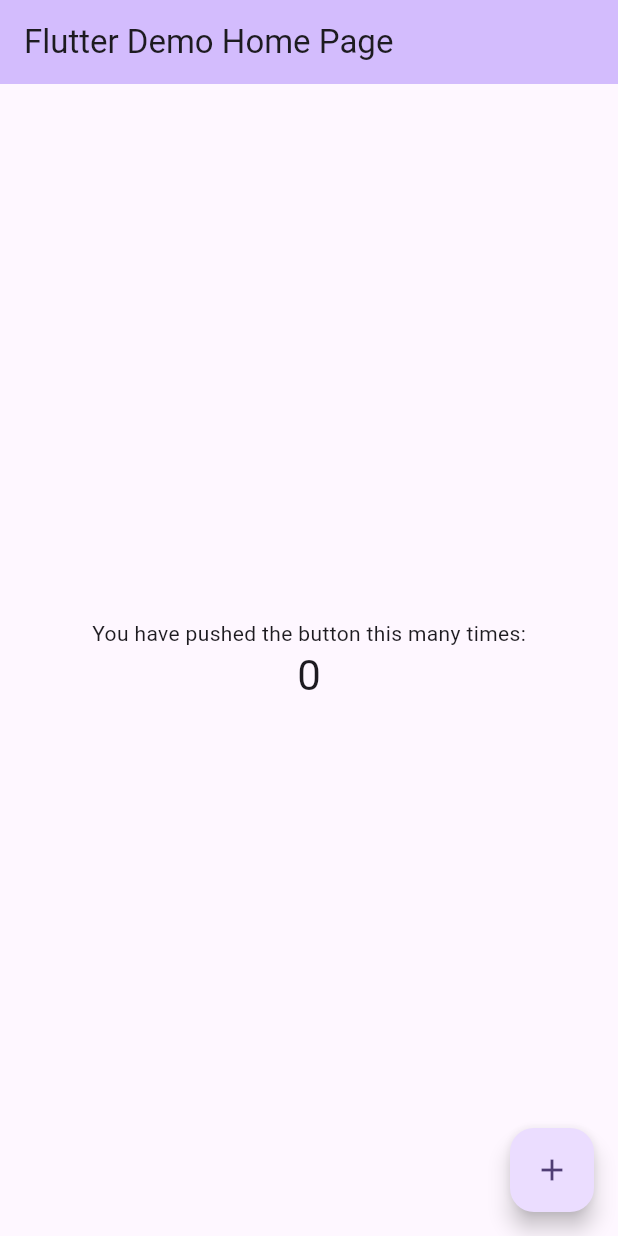
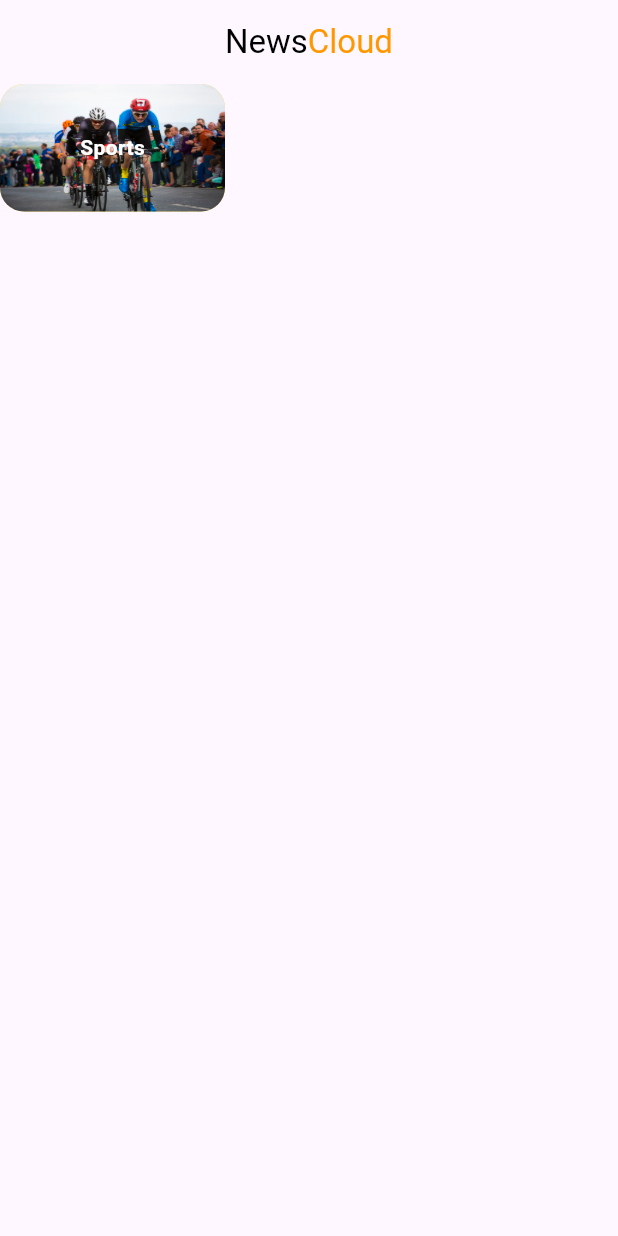
Before and after one commit to OmarKhaled00e/news_app, a Flutter app: the screen it shows after launch, on a phone screen of 412 x 824 dp. Run offline on Flutter 3.47's test engine with Material 3 defaults, Android fonts, the phone set to English and light mode, and no system bars.

Commit message:
create appbar and add categrycard

```diff
--- /dev/null
+++ b/lib/features/home/presentation/view/home_view.dart
@@ -0,0 +1,27 @@
+import 'package:flutter/material.dart';
+import 'package:news_app/features/home/presentation/view/widgets/home_view_body.dart';
+
+class HomeView extends StatelessWidget {
+  const HomeView({super.key});
+
+  @override
+  Widget build(BuildContext context) {
+    return Scaffold(
+      appBar: AppBar(
+        centerTitle: true,
+        elevation: 0,
+        backgroundColor: Colors.transparent,
+        title: Row(
+          mainAxisSize: MainAxisSize.min,
+          children: [
+            Text('News',
+            style: TextStyle(color: Colors.black),),
+            Text('Cloud',
+            style: TextStyle(color: Colors.orange),)
+          ],
+        ),
+      ),
+      body:HomeViewBody() ,
+    );
+  }
+}
--- /dev/null
+++ b/lib/features/home/presentation/view/widgets/cotegory_card.dart
@@ -0,0 +1,20 @@
+import 'package:flutter/material.dart';
+
+class CotegoryCard extends StatelessWidget {
+  const CotegoryCard({super.key});
+
+  @override
+  Widget build(BuildContext context) {
+    return Container(
+      height: 85,
+      width: 150,
+      decoration: BoxDecoration(
+        image: DecorationImage(image: AssetImage('assets/sports.jpg', ), fit: BoxFit.fill),
+        color: Colors.amberAccent,
+        borderRadius: BorderRadius.circular(16)),
+      child: Center(child: Text('Sports' , style: TextStyle(
+        fontWeight: FontWeight.bold,
+        color: Colors.white),)),
+    );
+  }
+}
--- /dev/null
+++ b/lib/features/home/presentation/view/widgets/home_view_body.dart
@@ -0,0 +1,15 @@
+import 'package:flutter/material.dart';
+import 'package:news_app/features/home/presentation/view/widgets/cotegory_card.dart';
+
+class HomeViewBody extends StatelessWidget {
+  const HomeViewBody({super.key});
+
+  @override
+  Widget build(BuildContext context) {
+    return Column(
+      children: [
+        CotegoryCard(),
+      ],
+    );
+  }
+}
--- a/lib/main.dart
+++ b/lib/main.dart
@@ -1,122 +1,17 @@
 import 'package:flutter/material.dart';
+import 'package:news_app/features/home/presentation/view/home_view.dart';
 
 void main() {
-  runApp(const MyApp());
+  runApp(const News());
 }
+class News extends StatelessWidget {
+  const News({super.key});
 
-class MyApp extends StatelessWidget {
-  const MyApp({super.key});
-
-  // This widget is the root of your application.
   @override
   Widget build(BuildContext context) {
     return MaterialApp(
-      title: 'Flutter Demo',
-      theme: ThemeData(
-        // This is the theme of your application.
-        //
-        // TRY THIS: Try running your application with "flutter run". You'll see
-        // the application has a purple toolbar. Then, without quitting the app,
-        // try changing the seedColor in the colorScheme below to Colors.green
-        // and then invoke "hot reload" (save your changes or press the "hot
-        // reload" button in a Flutter-supported IDE, or press "r" if you used
-        // the command line to start the app).
-        //
-        // Notice that the counter didn't reset back to zero; the application
-        // state is not lost during the reload. To reset the state, use hot
-        // restart instead.
-        //
-        // This works for code too, not just values: Most code changes can be
-        // tested with just a hot reload.
-        colorScheme: ColorScheme.fromSeed(seedColor: Colors.deepPurple),
-      ),
-      home: const MyHomePage(title: 'Flutter Demo Home Page'),
+      debugShowCheckedModeBanner: false,
+      home: HomeView(),
     );
   }
 }
-
-class MyHomePage extends StatefulWidget {
-  const MyHomePage({super.key, required this.title});
-
-  // This widget is the home page of your application. It is stateful, meaning
-  // that it has a State object (defined below) that contains fields that affect
-  // how it looks.
-
-  // This class is the configuration for the state. It holds the values (in this
-  // case the title) provided by the parent (in this case the App widget) and
-  // used by the build method of the State. Fields in a Widget subclass are
-  // always marked "final".
-
-  final String title;
-
-  @override
-  State<MyHomePage> createState() => _MyHomePageState();
-}
-
-class _MyHomePageState extends State<MyHomePage> {
-  int _counter = 0;
-
-  void _incrementCounter() {
-    setState(() {
-      // This call to setState tells the Flutter framework that something has
-      // changed in this State, which causes it to rerun the build method below
-      // so that the display can reflect the updated values. If we changed
-      // _counter without calling setState(), then the build method would not be
-      // called again, and so nothing would appear to happen.
-      _counter++;
-    });
-  }
-
-  @override
-  Widget build(BuildContext context) {
-    // This method is rerun every time setState is called, for instance as done
-    // by the _incrementCounter method above.
-    //
-    // The Flutter framework has been optimized to make rerunning build methods
-    // fast, so that you can just rebuild anything that needs updating rather
-    // than having to individually change instances of widgets.
-    return Scaffold(
-      appBar: AppBar(
-        // TRY THIS: Try changing the color here to a specific color (to
-        // Colors.amber, perhaps?) and trigger a hot reload to see the AppBar
-        // change color while the other colors stay the same.
-        backgroundColor: Theme.of(context).colorScheme.inversePrimary,
-        // Here we take the value from the MyHomePage object that was created by
-        // the App.build method, and use it to set our appbar title.
-        title: Text(widget.title),
-      ),
-      body: Center(
-        // Center is a layout widget. It takes a single child and positions it
-        // in the middle of the parent.
-        child: Column(
-          // Column is also a layout widget. It takes a list of children and
-          // arranges them vertically. By default, it sizes itself to fit its
-          // children horizontally, and tries to be as tall as its parent.
-          //
-          // Column has various properties to control how it sizes itself and
-          // how it positions its children. Here we use mainAxisAlignment to
-          // center the children vertically; the main axis here is the vertical
-          // axis because Columns are vertical (the cross axis would be
-          // horizontal).
-          //
-          // TRY THIS: Invoke "debug painting" (choose the "Toggle Debug Paint"
-          // action in the IDE, or press "p" in the console), to see the
-          // wireframe for each widget.
-          mainAxisAlignment: MainAxisAlignment.center,
-          children: <Widget>[
-            const Text('You have pushed the button this many times:'),
-            Text(
-              '$_counter',
-              style: Theme.of(context).textTheme.headlineMedium,
-            ),
-          ],
-        ),
-      ),
-      floatingActionButton: FloatingActionButton(
-        onPressed: _incrementCounter,
-        tooltip: 'Increment',
-        child: const Icon(Icons.add),
-      ), // This trailing comma makes auto-formatting nicer for build methods.
-    );
-  }
-}
--- a/pubspec.yaml
+++ b/pubspec.yaml
@@ -58,9 +58,9 @@ flutter:
   uses-material-design: true
 
   # To add assets to your application, add an assets section, like this:
-  # assets:
-  #   - images/a_dot_burr.jpeg
-  #   - images/a_dot_ham.jpeg
+  assets:
+    - assets/
+
 
   # An image asset can refer to one or more resolution-specific "variants", see
   # https://flutter.dev/to/resolution-aware-images
```
Also changed, not shown: assets/business.jpg (added), assets/general.jpg (added), assets/sports.jpg (added), assets/technology.jpeg (added), 3 other files.
